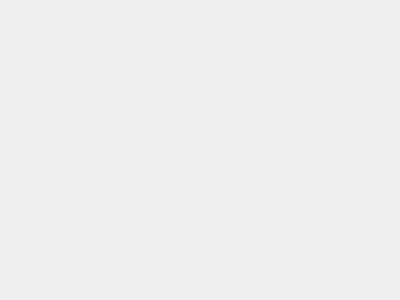
Above: ui/basemenu.ui from analogdevicesinc/scopy before the change. Below: the same form after it.
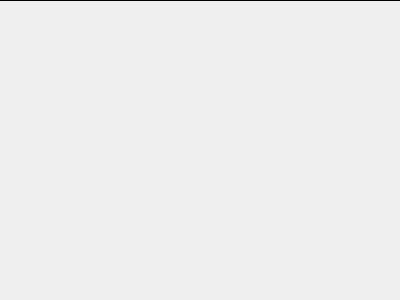
That is the form after the change.

```diff
--- a/ui/basemenu.ui
+++ b/ui/basemenu.ui
@@ -76,9 +76,6 @@
           <height>1</height>
          </size>
         </property>
-        <property name="styleSheet">
-         <string notr="true">color: rgba(255,255,255,50);</string>
-        </property>
         <property name="frameShadow">
          <enum>QFrame::Plain</enum>
         </property>
```
Left out of the diff: 3 changed lines with no effect on the pictures.
